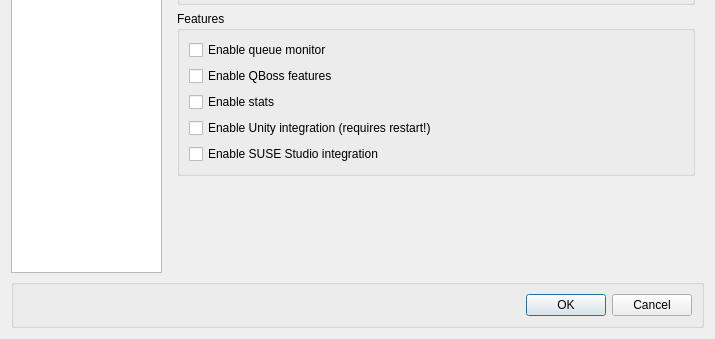
bochi/kueue, file ui/configdialog.ui: the form before one commit; both pictures show x 0 to 715 and y 289 to 628 of the 715 by 628 pixel window.
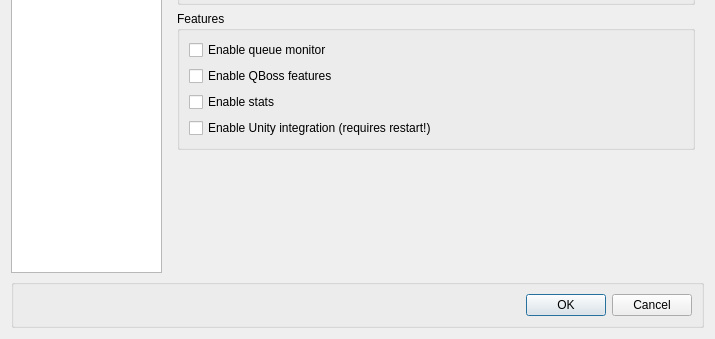
The form after the commit. Icons and pictures are not drawn.

```diff
--- a/ui/configdialog.ui
+++ b/ui/configdialog.ui
@@ -330,13 +330,6 @@
             </property>
            </widget>
           </item>
-          <item row="4" column="0">
-           <widget class="QCheckBox" name="cfg_studioEnabled">
-            <property name="text">
-             <string>Enable SUSE Studio integration</string>
-            </property>
-           </widget>
-          </item>
          </layout>
         </widget>
        </item>
```
